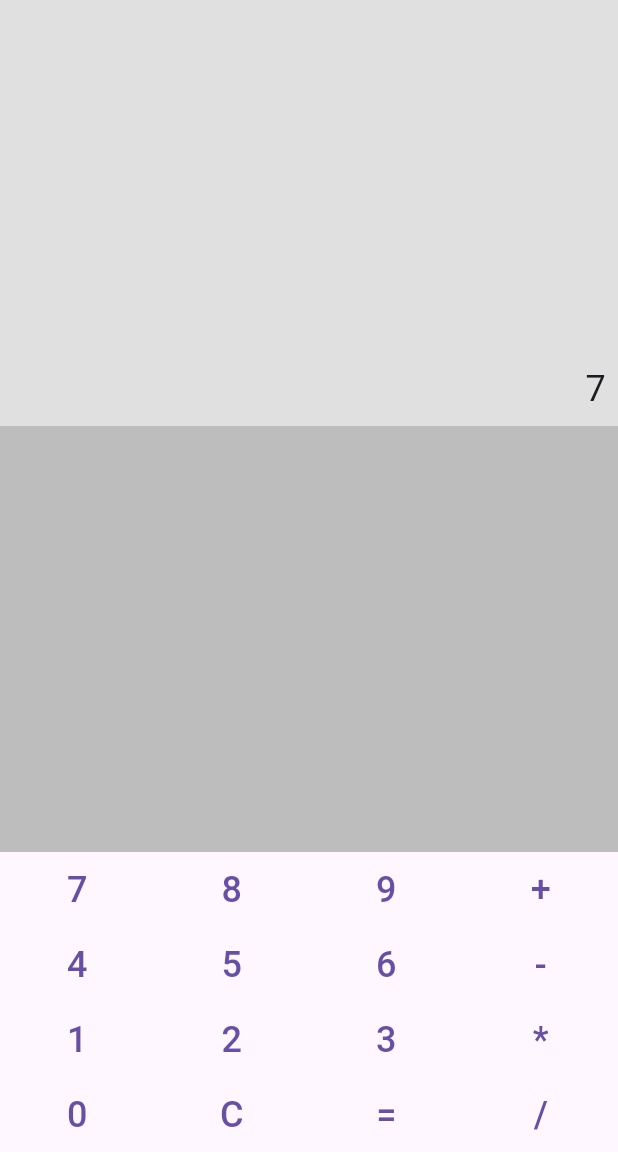
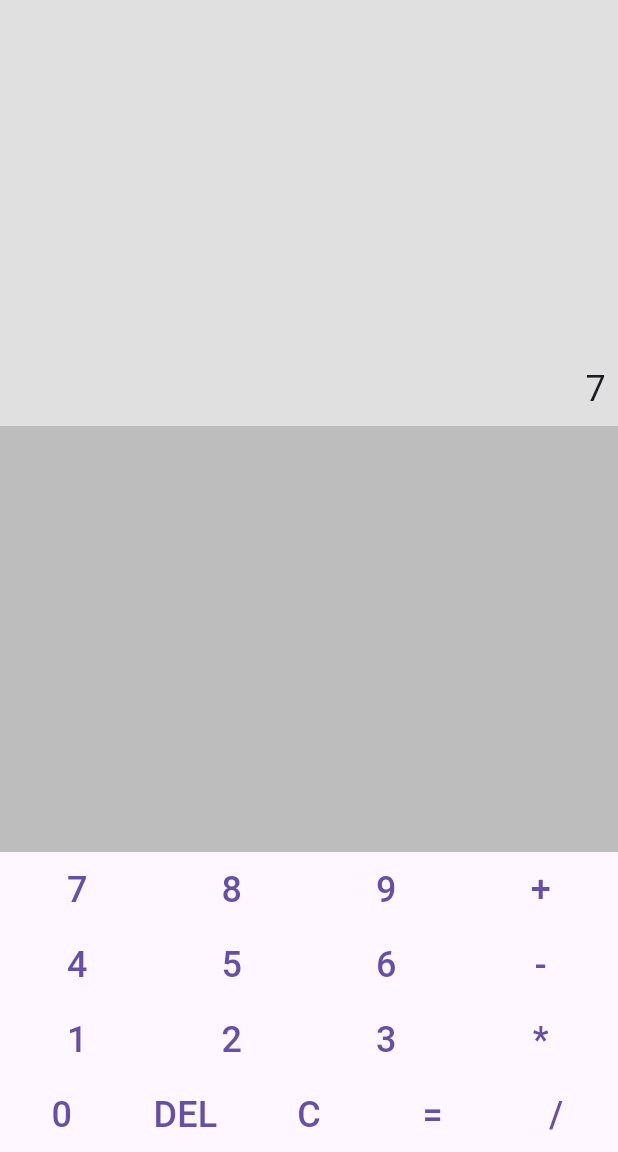
Before and after one commit to m-tedeschi/flutter-calculator, a Flutter app: the screen it shows after launch, after a tap on an icon or button, on a phone screen of 412 x 824 dp, the part 84-1236 px from its top. Run offline on Flutter 3.47's test engine with Material 3 defaults, Android fonts, the phone set to English and light mode, and no system bars; missing offline and left inert: expressions.

Commit message:
Added delete button (DEL) for backspacing

```diff
--- a/lib/main.dart
+++ b/lib/main.dart
@@ -36,6 +36,23 @@ class _SimpleCalcScreenState extends State<SimpleCalcScreen> {
     setState(() {
       _output = '';
     });
+  }
+
+  void _backspace() {
+    String currentText = _inputController.text;
+    if (currentText.isNotEmpty) {
+      // Remove last character
+      String newText = currentText.substring(0, currentText.length - 1);
+
+      // If the last character was a space, remove the character before it as well
+      if (newText.isNotEmpty && newText.endsWith(' ')) {
+        newText = newText.substring(0, newText.length - 1);
+      }
+
+      _inputController.text = newText;
+      _inputController.text = _formatExpression(_inputController.text);
+      setState(() {});
+    }
   }
 
   void _calculate() {
@@ -77,9 +94,8 @@ class _SimpleCalcScreenState extends State<SimpleCalcScreen> {
             color: Colors.grey[300],
             padding: const EdgeInsets.all(8),
             alignment: Alignment.bottomRight,
-              child: FittedBox( // Using FittedBox for the accumulator input display to prevent overflow of text
-                fit: BoxFit.scaleDown,
-                alignment: Alignment.centerRight,
+            child: Align(
+              alignment: Alignment.bottomRight,
               child: Text(
                 _inputController.text,
                 style: const TextStyle(fontSize: 24),
@@ -92,9 +108,8 @@ class _SimpleCalcScreenState extends State<SimpleCalcScreen> {
             color: Colors.grey[400],
             padding: const EdgeInsets.all(8),
             alignment: Alignment.bottomRight,
-              child: FittedBox( // using FittedBox for the output display to prevent overflow of text
-                fit: BoxFit.scaleDown,
-                alignment: Alignment.centerRight,
+            child: Align(
+              alignment: Alignment.bottomRight,
               child: Text(
                 _output,
                 style: const TextStyle(fontSize: 24),
@@ -129,6 +144,7 @@ class _SimpleCalcScreenState extends State<SimpleCalcScreen> {
         Row(
           children: [
             _buildButton('0'),
+            _buildButton('DEL'), // Backspace button
             _buildButton('C'),
             _buildButton('='),
             _buildButton('/'),
@@ -138,6 +154,8 @@ class _SimpleCalcScreenState extends State<SimpleCalcScreen> {
     ),
   );
 }
+
+
 
   String _formatExpression(String expression) {
     return expression.replaceAllMapped(RegExp(r'(\d)([+\-*/])|([+\-*/])(\d)'), (match) {
@@ -158,6 +176,8 @@ class _SimpleCalcScreenState extends State<SimpleCalcScreen> {
             _calculate();
           } else if (text == 'C') {
             _clearInput();
+          } else if (text == 'DEL') {
+            _backspace();
           } else {
             _inputController.text += text;
             _inputController.text = _formatExpression(_inputController.text);
```
Lines whose indentation alone changed are shown as unchanged.
